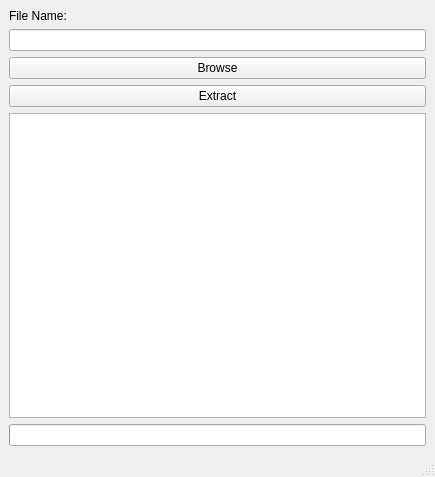
Qt form mainwindow.ui (pyinstxtractor/Pyextract) before a commit.
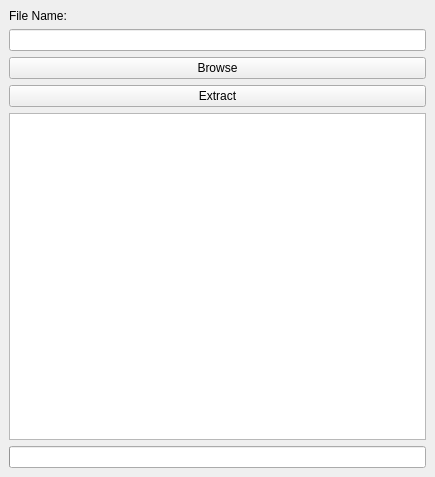
The same form after that commit.

The edit to the form file:
```diff
--- a/mainwindow.ui
+++ b/mainwindow.ui
@@ -64,7 +64,6 @@
     </rect>
    </property>
   </widget>
-  <widget class="QStatusBar" name="statusbar"/>
  </widget>
  <resources/>
  <connections/>
```
Lines whose indentation alone changed are shown as unchanged.
